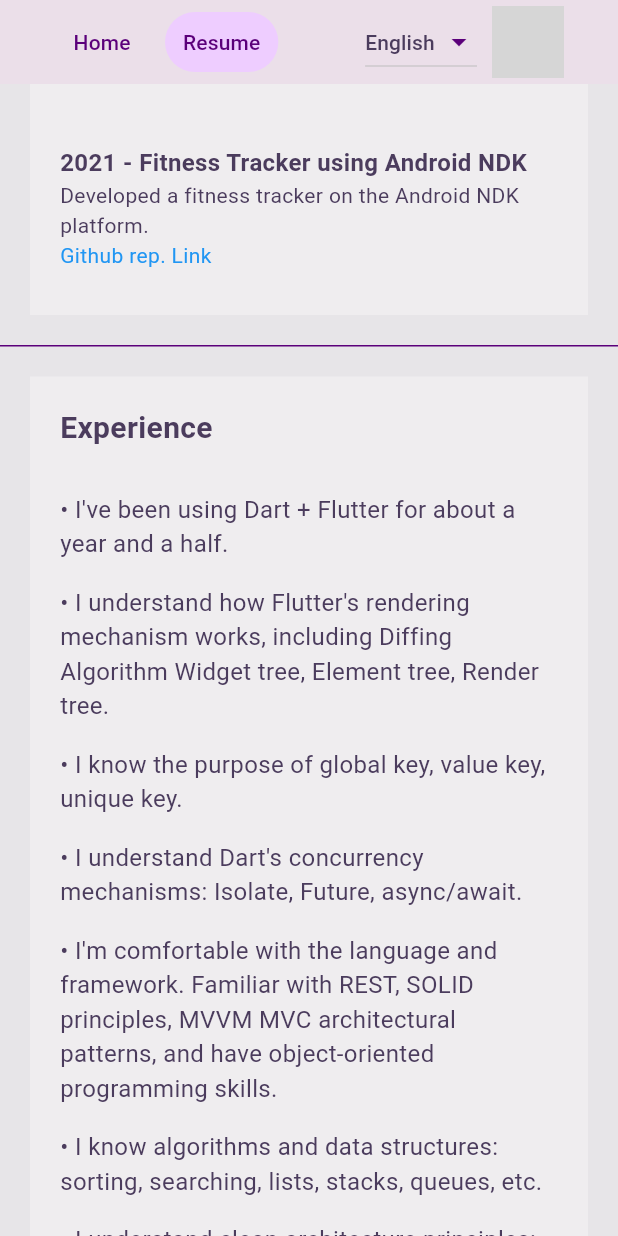
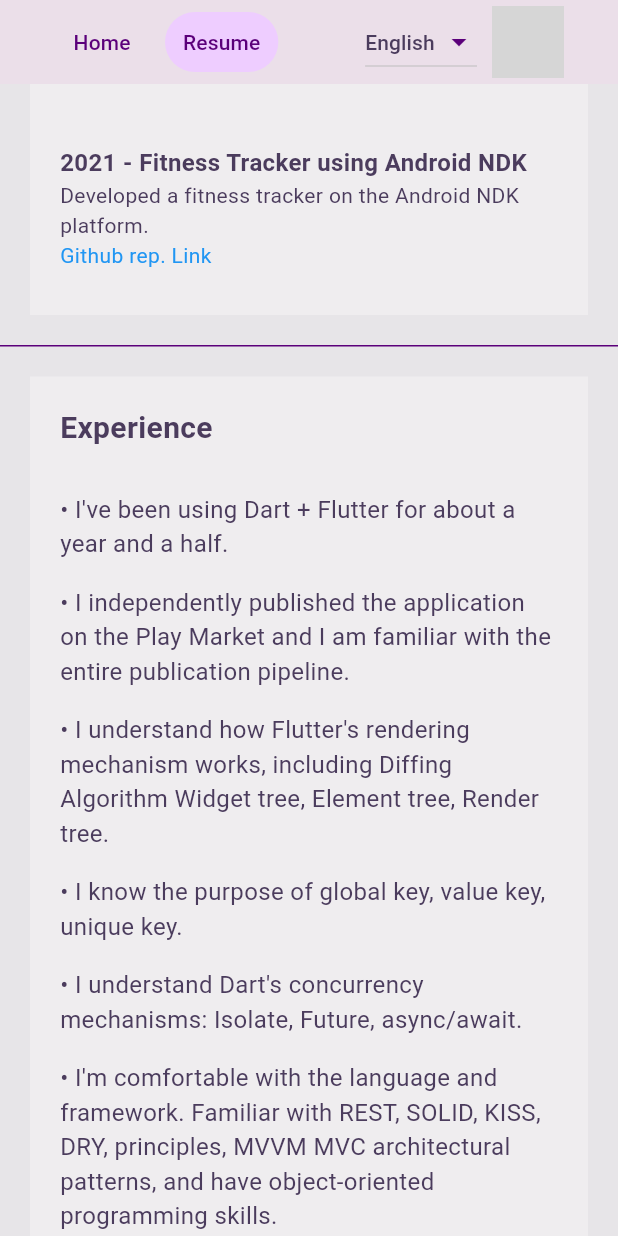
Before and after one commit to Gagaved/web-app-folio, a Flutter app: the ResumePage screen opened by its route, scrolled down 1152 dp, on a phone screen of 412 x 824 dp. Run offline on Flutter 3.47's test engine with Material 2 defaults, Android fonts, the light colour scheme and no system bars; our stand-ins replace flutter_riverpod, get_it, google_fonts, riverpod, shared_preferences; missing offline and left inert: day_night_switcher; accounts and stored records are empty; grey boxes are pictures that could not be loaded.

Commit message:
update links

```diff
--- a/lib/l10n/app_en.arb
+++ b/lib/l10n/app_en.arb
@@ -47,9 +47,10 @@
   "projectDescription6": "Developed a fitness tracker on the Android NDK platform.",
   "experienceDartFlutter": "I've been using Dart + Flutter for about a year and a half.",
   "experienceRenderingMechanism": "I understand how Flutter's rendering mechanism works, including Diffing Algorithm Widget tree, Element tree, Render tree.",
+  "experiencePlayMarket": "I independently published the application on the Play Market and I am familiar with the entire publication pipeline.",
   "experienceKeys": "I know the purpose of global key, value key, unique key.",
   "experienceAsync": "I understand Dart's concurrency mechanisms: Isolate, Future, async/await.",
-  "experienceOop": "I'm comfortable with the language and framework. Familiar with REST, SOLID principles, MVVM MVC architectural patterns, and have object-oriented programming skills.",
+  "experienceOop": "I'm comfortable with the language and framework. Familiar with REST, SOLID, KISS, DRY, principles, MVVM MVC architectural patterns, and have object-oriented programming skills.",
   "experienceAlgorithms": "I know algorithms and data structures: sorting, searching, lists, stacks, queues, etc.",
   "experienceCleanArchitecture": "I understand clean architecture principles: layer separation, dependencies, and inversion of control.",
   "workWithTitle": "Experience with",
--- a/lib/l10n/app_ru.arb
+++ b/lib/l10n/app_ru.arb
@@ -39,10 +39,11 @@
   "projectDescription5": "Участвовал в командной разработке приложения для швейной фабрики на Android NDK, в рамках курсового проекта.",
   "projectDescription6": "Разработал фитнес трекер на платформе Android NDK.",
   "experienceDartFlutter": "На Dart + Flutter пишу около полутора лет.",
+  "experiencePlayMarket": "Самостоятельно публикавал приложение в PlayMarket, знаю весь pipeline публикации.",
   "experienceRenderingMechanism": "Понимаю, как работает механизм рендеринга Flutter, Diffing Algorithm Widget tree, Element tree, Render tree.",
   "experienceKeys": "Знаю зачем нужны global key, value key, unique key.",
   "experienceAsync": "Понимаю как работает \"многопоточность\" Dart, Isolate, Future, async/await.",
-  "experienceOop": "Хорошо ориентируюсь в языке и фреймворке. Знаком с принципами REST, SOLID, с архитектурными паттернами MVVM MVC, обладаю навыками объектно-ориентированного программирования, понимаю концепции классов, объектов, наследования, инкапсуляции и полиморфизма.",
+  "experienceOop": "Хорошо ориентируюсь в языке и фреймворке. Знаком с принципами REST, SOLID, KISS, DRY, с архитектурными паттернами MVVM MVC, обладаю навыками объектно-ориентированного программирования, понимаю концепции классов, объектов, наследования, инкапсуляции и полиморфизма.",
   "experienceAlgorithms": "Отлично знаю алгоритмы и структуры данных: сортировки, поиски, хэш-таблицы, деревья, стеки, очереди и т.д.",
   "experienceCleanArchitecture": "Понимаю принципы чистой архитектуры: разделение на слои, зависимости и инверсию управления.",
   "workWithTitle": "С чем работал",
--- a/lib/l10n/gen_l10n/app_localizations.dart
+++ b/lib/l10n/gen_l10n/app_localizations.dart
@@ -321,6 +321,12 @@ abstract class AppLocalizations {
   /// **'I understand how Flutter\'s rendering mechanism works, including Diffing Algorithm Widget tree, Element tree, Render tree.'**
   String get experienceRenderingMechanism;
 
+  /// No description provided for @experiencePlayMarket.
+  ///
+  /// In en, this message translates to:
+  /// **'I independently published the application on the Play Market and I am familiar with the entire publication pipeline.'**
+  String get experiencePlayMarket;
+
   /// No description provided for @experienceKeys.
   ///
   /// In en, this message translates to:
@@ -336,7 +342,7 @@ abstract class AppLocalizations {
   /// No description provided for @experienceOop.
   ///
   /// In en, this message translates to:
-  /// **'I\'m comfortable with the language and framework. Familiar with REST, SOLID principles, MVVM MVC architectural patterns, and have object-oriented programming skills.'**
+  /// **'I\'m comfortable with the language and framework. Familiar with REST, SOLID, KISS, DRY, principles, MVVM MVC architectural patterns, and have object-oriented programming skills.'**
   String get experienceOop;
 
   /// No description provided for @experienceAlgorithms.
--- a/lib/l10n/gen_l10n/app_localizations_en.dart
+++ b/lib/l10n/gen_l10n/app_localizations_en.dart
@@ -119,13 +119,16 @@ class AppLocalizationsEn extends AppLocalizations {
   String get experienceRenderingMechanism => 'I understand how Flutter\'s rendering mechanism works, including Diffing Algorithm Widget tree, Element tree, Render tree.';
 
   @override
+  String get experiencePlayMarket => 'I independently published the application on the Play Market and I am familiar with the entire publication pipeline.';
+
+  @override
   String get experienceKeys => 'I know the purpose of global key, value key, unique key.';
 
   @override
   String get experienceAsync => 'I understand Dart\'s concurrency mechanisms: Isolate, Future, async/await.';
 
   @override
-  String get experienceOop => 'I\'m comfortable with the language and framework. Familiar with REST, SOLID principles, MVVM MVC architectural patterns, and have object-oriented programming skills.';
+  String get experienceOop => 'I\'m comfortable with the language and framework. Familiar with REST, SOLID, KISS, DRY, principles, MVVM MVC architectural patterns, and have object-oriented programming skills.';
 
   @override
   String get experienceAlgorithms => 'I know algorithms and data structures: sorting, searching, lists, stacks, queues, etc.';
--- a/lib/l10n/gen_l10n/app_localizations_ru.dart
+++ b/lib/l10n/gen_l10n/app_localizations_ru.dart
@@ -119,13 +119,16 @@ class AppLocalizationsRu extends AppLocalizations {
   String get experienceRenderingMechanism => 'Понимаю, как работает механизм рендеринга Flutter, Diffing Algorithm Widget tree, Element tree, Render tree.';
 
   @override
+  String get experiencePlayMarket => 'Самостоятельно публикавал приложение в PlayMarket, знаю весь pipeline публикации.';
+
+  @override
   String get experienceKeys => 'Знаю зачем нужны global key, value key, unique key.';
 
   @override
   String get experienceAsync => 'Понимаю как работает \"многопоточность\" Dart, Isolate, Future, async/await.';
 
   @override
-  String get experienceOop => 'Хорошо ориентируюсь в языке и фреймворке. Знаком с принципами REST, SOLID, с архитектурными паттернами MVVM MVC, обладаю навыками объектно-ориентированного программирования, понимаю концепции классов, объектов, наследования, инкапсуляции и полиморфизма.';
+  String get experienceOop => 'Хорошо ориентируюсь в языке и фреймворке. Знаком с принципами REST, SOLID, KISS, DRY, с архитектурными паттернами MVVM MVC, обладаю навыками объектно-ориентированного программирования, понимаю концепции классов, объектов, наследования, инкапсуляции и полиморфизма.';
 
   @override
   String get experienceAlgorithms => 'Отлично знаю алгоритмы и структуры данных: сортировки, поиски, хэш-таблицы, деревья, стеки, очереди и т.д.';
--- a/lib/presentation/pages/resume/resume_page.dart
+++ b/lib/presentation/pages/resume/resume_page.dart
@@ -314,6 +314,7 @@ class _Experience extends StatelessWidget {
           ),
           const SizedBox(height: 20),
           _ExperienceItem(text: localizations.experienceDartFlutter),
+          _ExperienceItem(text: localizations.experiencePlayMarket),
           _ExperienceItem(text: localizations.experienceRenderingMechanism),
           _ExperienceItem(text: localizations.experienceKeys),
           _ExperienceItem(text: localizations.experienceAsync),
```
